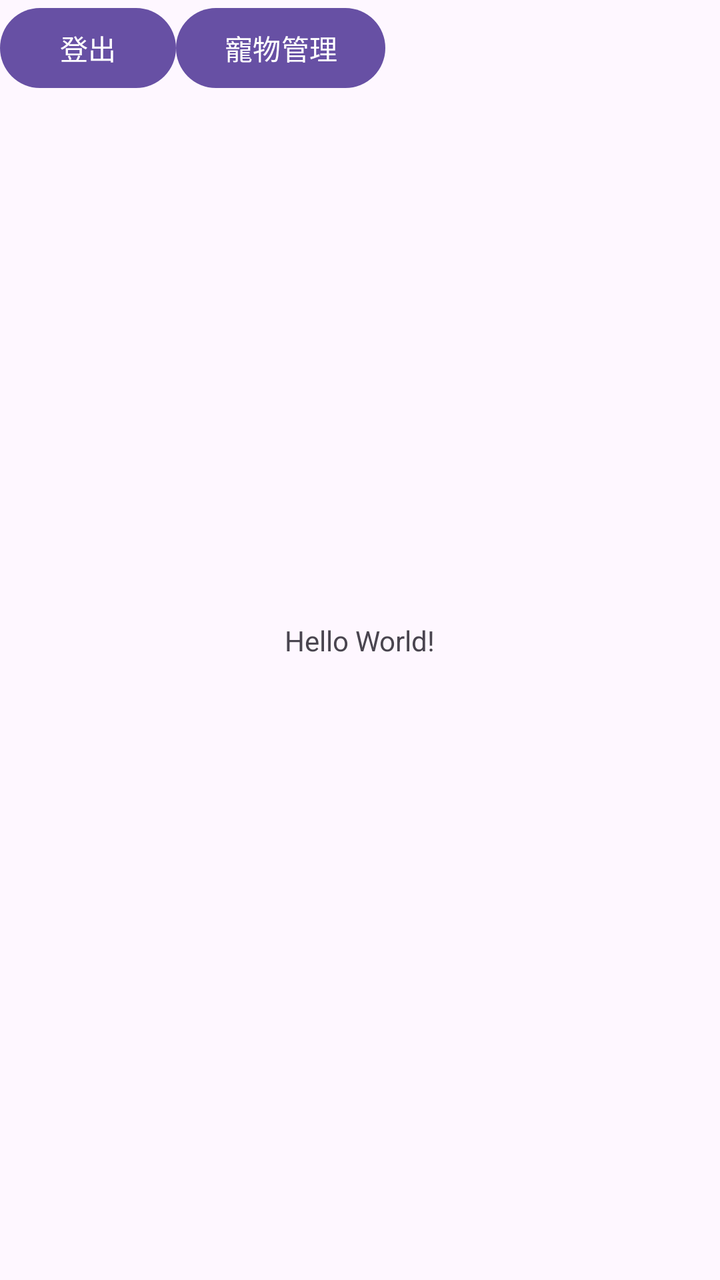
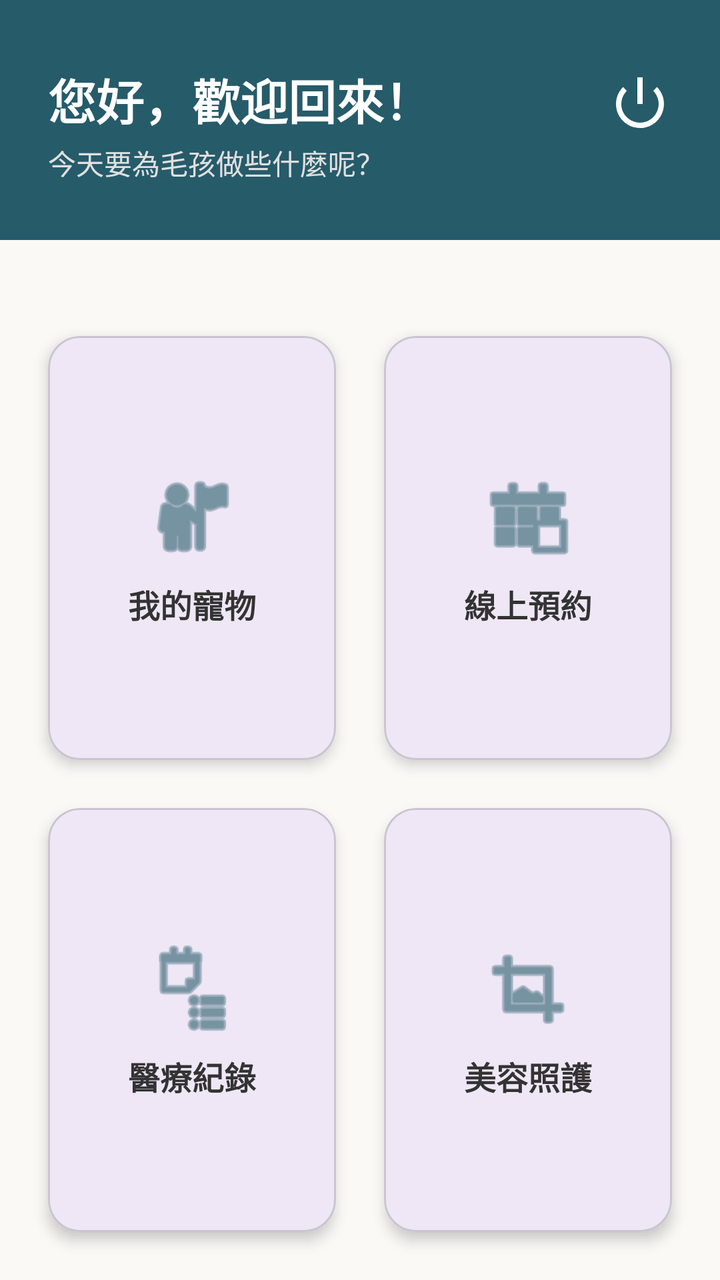

Screens rendered from an Android XML layout before and after an edit, with the pre-edit source and the edit as a unified diff.
<!-- AndroidManifest.xml: application theme Theme.PetCare -->
<!-- res/layout/activity_main.xml -->
<?xml version="1.0" encoding="utf-8"?>
<androidx.constraintlayout.widget.ConstraintLayout xmlns:android="http://schemas.android.com/apk/res/android"
    xmlns:app="http://schemas.android.com/apk/res-auto"
    xmlns:tools="http://schemas.android.com/tools"
    android:id="@+id/main"
    android:layout_width="match_parent"
    android:layout_height="match_parent"
    tools:context=".MainActivity">

    <TextView
        android:layout_width="wrap_content"
        android:layout_height="wrap_content"
        android:text="Hello World!"
        app:layout_constraintBottom_toBottomOf="parent"
        app:layout_constraintEnd_toEndOf="parent"
        app:layout_constraintStart_toStartOf="parent"
        app:layout_constraintTop_toTopOf="parent" />

    <Button
        android:id="@+id/btn_pet_list"
        android:layout_width="wrap_content"
        android:layout_height="wrap_content"
        android:text="寵物管理"
        app:layout_constraintStart_toEndOf="@+id/btn_logout"
        app:layout_constraintTop_toTopOf="parent" />

    <Button
        android:id="@+id/btn_logout"
        android:layout_width="wrap_content"
        android:layout_height="wrap_content"
        android:text="登出"
        app:layout_constraintStart_toStartOf="parent"
        app:layout_constraintTop_toTopOf="parent" />

</androidx.constraintlayout.widget.ConstraintLayout>
<!-- resources referenced by this layout -->
<resources>
  <style name="Theme.PetCare" parent="Base.Theme.PetCare" />
  <style name="Base.Theme.PetCare" parent="Theme.Material3.DayNight.NoActionBar">
          
          
      </style>
</resources>

<!-- the commit's change to res/layout/activity_main.xml (unified diff, before → after) -->
@@ -1,35 +1,200 @@
 <?xml version="1.0" encoding="utf-8"?>
-<androidx.constraintlayout.widget.ConstraintLayout xmlns:android="http://schemas.android.com/apk/res/android"
+<androidx.constraintlayout.widget.ConstraintLayout
+    xmlns:android="http://schemas.android.com/apk/res/android"
     xmlns:app="http://schemas.android.com/apk/res-auto"
     xmlns:tools="http://schemas.android.com/tools"
-    android:id="@+id/main"
     android:layout_width="match_parent"
     android:layout_height="match_parent"
+    android:background="#FAF9F6"
     tools:context=".MainActivity">
 
+    
+    <View
+        android:id="@+id/headerBackground"
+        android:layout_width="match_parent"
+        android:layout_height="120dp"
+        android:background="#265B6A"
+        app:layout_constraintTop_toTopOf="parent" />
+
     <TextView
+        android:id="@+id/tvWelcome"
         android:layout_width="wrap_content"
         android:layout_height="wrap_content"
-        android:text="Hello World!"
-        app:layout_constraintBottom_toBottomOf="parent"
-        app:layout_constraintEnd_toEndOf="parent"
+        android:layout_marginStart="24dp"
+        android:layout_marginTop="32dp"
+        android:text="您好，歡迎回來！"
+        android:textColor="#FFFFFF"
+        android:textSize="24sp"
+        android:textStyle="bold"
         app:layout_constraintStart_toStartOf="parent"
         app:layout_constraintTop_toTopOf="parent" />
 
-    <Button
-        android:id="@+id/btn_pet_list"
+    <TextView
+        android:id="@+id/tvSubHeader"
         android:layout_width="wrap_content"
         android:layout_height="wrap_content"
-        android:text="寵物管理"
-        app:layout_constraintStart_toEndOf="@+id/btn_logout"
+        android:layout_marginStart="24dp"
+        android:layout_marginTop="4dp"
+        android:text="今天要為毛孩做些什麼呢？"
+        android:textColor="#E0E0E0"
+        android:textSize="14sp"
+        app:layout_constraintStart_toStartOf="parent"
+        app:layout_constraintTop_toBottomOf="@+id/tvWelcome" />
+
+    
+    <ImageView
+        android:id="@+id/btnLogout"
+        android:layout_width="32dp"
+        android:layout_height="32dp"
+        android:layout_marginEnd="24dp"
+        android:layout_marginTop="36dp"
+        android:src="@android:drawable/ic_lock_power_off"
+        app:tint="#FFFFFF"
+        app:layout_constraintEnd_toEndOf="parent"
         app:layout_constraintTop_toTopOf="parent" />
 
-    <Button
-        android:id="@+id/btn_logout"
-        android:layout_width="wrap_content"
-        android:layout_height="wrap_content"
-        android:text="登出"
-        app:layout_constraintStart_toStartOf="parent"
-        app:layout_constraintTop_toTopOf="parent" />
+    
+    <GridLayout
+        android:layout_width="match_parent"
+        android:layout_height="0dp"
+        android:layout_marginTop="24dp"
+        android:alignmentMode="alignMargins"
+        android:columnCount="2"
+        android:padding="12dp"
+        app:layout_constraintBottom_toBottomOf="parent"
+        app:layout_constraintTop_toBottomOf="@+id/headerBackground">
+
+        
+        <com.google.android.material.card.MaterialCardView
+            android:id="@+id/cardMyPets"
+            android:layout_width="0dp"
+            android:layout_height="120dp"
+            android:layout_rowWeight="1"
+            android:layout_columnWeight="1"
+            android:layout_margin="12dp"
+            app:cardCornerRadius="16dp"
+            app:cardElevation="4dp">
+
+            <LinearLayout
+                android:layout_width="match_parent"
+                android:layout_height="match_parent"
+                android:gravity="center"
+                android:orientation="vertical">
+
+                <ImageView
+                    android:layout_width="48dp"
+                    android:layout_height="48dp"
+                    android:src="@android:drawable/ic_menu_myplaces"
+                    app:tint="#265B6A" />
+
+                <TextView
+                    android:layout_width="wrap_content"
+                    android:layout_height="wrap_content"
+                    android:layout_marginTop="8dp"
+                    android:text="我的寵物"
+                    android:textColor="#333333"
+                    android:textSize="16sp"
+                    android:textStyle="bold" />
+            </LinearLayout>
+        </com.google.android.material.card.MaterialCardView>
+
+        
+        <com.google.android.material.card.MaterialCardView
+            android:id="@+id/cardAppointments"
+            android:layout_width="0dp"
+            android:layout_height="120dp"
+            android:layout_rowWeight="1"
+            android:layout_columnWeight="1"
+            android:layout_margin="12dp"
+            app:cardCornerRadius="16dp"
+            app:cardElevation="4dp">
+
+            <LinearLayout
+                android:layout_width="match_parent"
+                android:layout_height="match_parent"
+                android:gravity="center"
+                android:orientation="vertical">
+
+                <ImageView
+                    android:layout_width="48dp"
+                    android:layout_height="48dp"
+                    android:src="@android:drawable/ic_menu_today"
+                    app:tint="#265B6A" />
+
+                <TextView
+                    android:layout_width="wrap_content"
+                    android:layout_height="wrap_content"
+                    android:layout_marginTop="8dp"
+                    android:text="線上預約"
+                    android:textColor="#333333"
+                    android:textSize="16sp"
+                    android:textStyle="bold" />
+            </LinearLayout>
+        </com.google.android.material.card.MaterialCardView>
+
+        
+        <com.google.android.material.card.MaterialCardView
+            android:id="@+id/cardMedicalRecords"
+            android:layout_width="0dp"
+            android:layout_height="120dp"
+            android:layout_rowWeight="1"
+            android:layout_columnWeight="1"
+            android:layout_margin="12dp"
+            app:cardCornerRadius="16dp"
+            app:cardElevation="4dp">
+            
+            <LinearLayout
+                android:layout_width="match_parent"
+                android:layout_height="match_parent"
+                android:gravity="center"
+                android:orientation="vertical">
+                <ImageView
+                    android:layout_width="48dp"
+                    android:layout_height="48dp"
+                    android:src="@android:drawable/ic_menu_agenda"
+                    app:tint="#265B6A" />
+                <TextView
+                    android:layout_width="wrap_content"
+                    android:layout_height="wrap_content"
+                    android:layout_marginTop="8dp"
+                    android:text="醫療紀錄"
+                    android:textColor="#333333"
+                    android:textSize="16sp"
+                    android:textStyle="bold" />
+            </LinearLayout>
+        </com.google.android.material.card.MaterialCardView>
+
+        
+        <com.google.android.material.card.MaterialCardView
+            android:id="@+id/cardGrooming"
+            android:layout_width="0dp"
+            android:layout_height="120dp"
+            android:layout_rowWeight="1"
+            android:layout_columnWeight="1"
+            android:layout_margin="12dp"
+            app:cardCornerRadius="16dp"
+            app:cardElevation="4dp">
+            <LinearLayout
+                android:layout_width="match_parent"
+                android:layout_height="match_parent"
+                android:gravity="center"
+                android:orientation="vertical">
+                <ImageView
+                    android:layout_width="48dp"
+                    android:layout_height="48dp"
+                    android:src="@android:drawable/ic_menu_crop"
+                    app:tint="#265B6A" />
+                <TextView
+                    android:layout_width="wrap_content"
+                    android:layout_height="wrap_content"
+                    android:layout_marginTop="8dp"
+                    android:text="美容照護"
+                    android:textColor="#333333"
+                    android:textSize="16sp"
+                    android:textStyle="bold" />
+            </LinearLayout>
+        </com.google.android.material.card.MaterialCardView>
+
+    </GridLayout>
 
 </androidx.constraintlayout.widget.ConstraintLayout>
